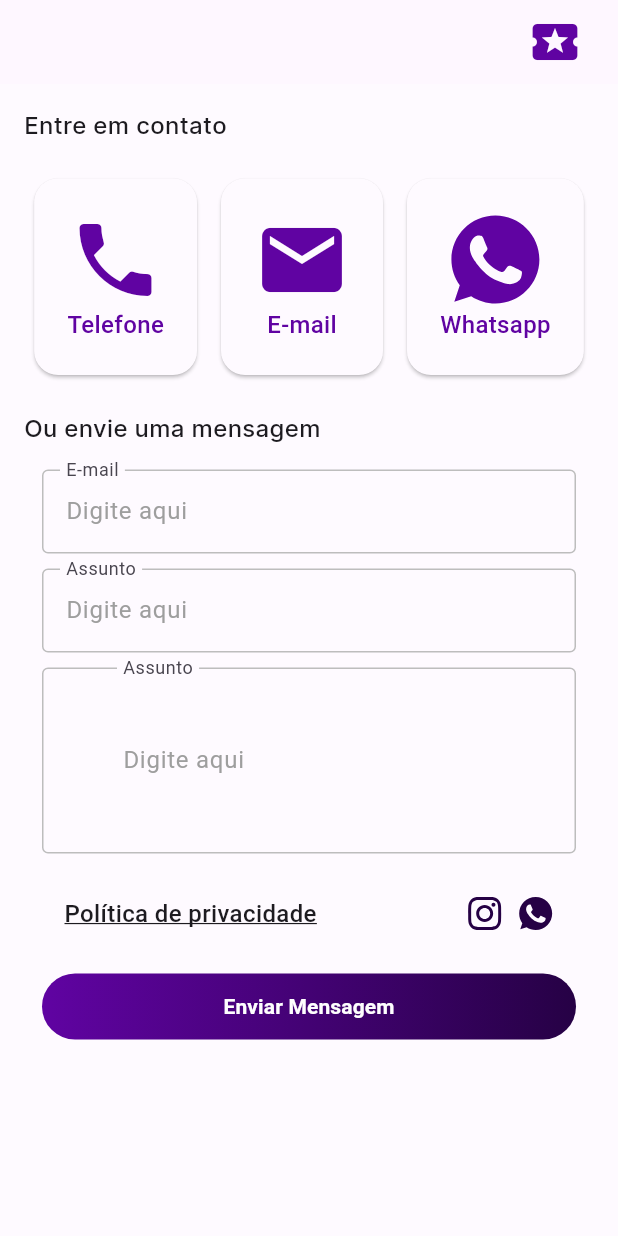
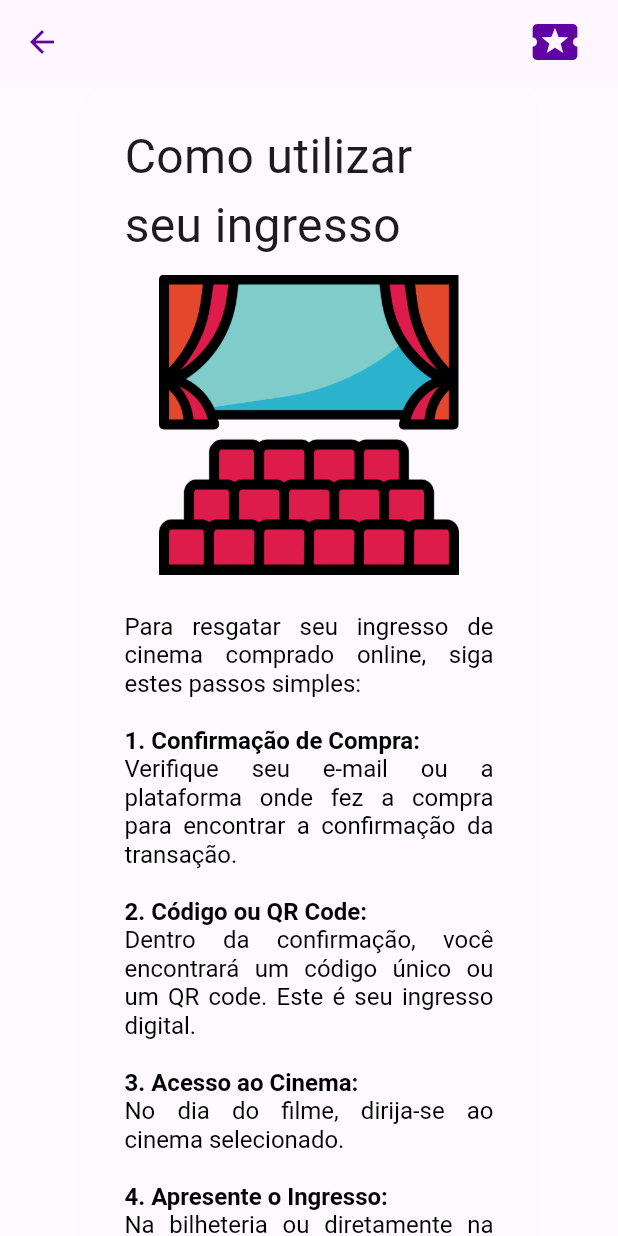
Before and after one commit to yficklis/ingresso_aquii, a Flutter app: the screen it shows once a user with an empty profile is signed in, after a tap on "Saiba como utilizar seu ingresso", on a phone screen of 412 x 824 dp. Run offline on Flutter 3.47's test engine with Material 3 defaults, Android fonts, the phone set to English and light mode, and no system bars; our stand-ins replace cloud_firestore, firebase_auth, firebase_core, flutter_svg, google_fonts, google_nav_bar and 2 more; accounts and stored records are empty.

Commit message:
How to use

```diff
--- a/lib/components/product_tile.dart
+++ b/lib/components/product_tile.dart
@@ -18,7 +18,7 @@ class ProductTile extends StatelessWidget {
       onTap: onTap,
       child: Container(
         decoration: BoxDecoration(
-          color: Colors.grey[100],
+          color: Color(0xffEADDFF),
           borderRadius: BorderRadius.circular(20),
         ),
         margin: const EdgeInsets.only(left: 25),
--- a/lib/components/product_tile_cart.dart
+++ b/lib/components/product_tile_cart.dart
@@ -27,7 +27,7 @@ class ProductTileCart extends StatelessWidget {
 
     return Container(
       decoration: BoxDecoration(
-        color: Colors.grey[200],
+        color: Color(0xffEADDFF),
         borderRadius: BorderRadius.circular(12),
       ),
       margin: const EdgeInsets.only(bottom: 10),
--- a/lib/main.dart
+++ b/lib/main.dart
@@ -2,6 +2,7 @@ import 'package:flutter/material.dart';
 import 'package:ingresso_aquii/auth/auth_page.dart';
 import 'package:ingresso_aquii/auth/delete/delete_account_page.dart';
 import 'package:ingresso_aquii/models/shop.dart';
+import 'package:ingresso_aquii/pages/how_to_use.dart';
 import 'package:ingresso_aquii/pages/my_tickets.dart';
 import 'package:ingresso_aquii/pages/shopping_cart.dart';
 import 'package:ingresso_aquii/pages/suport_page.dart';
@@ -56,6 +57,7 @@ class MyApp extends StatelessWidget {
           '/updatepassword': (context) => const UpdatePasswordPage(),
           '/updateprofile': (context) => const UpdateProfilePage(),
           '/deleteaccount': (context) => const DeleteAccountPage(),
+          '/howtousepage': (context) => const HowToUsePage(),
         });
   }
 }
--- a/lib/pages/hall_page.dart
+++ b/lib/pages/hall_page.dart
@@ -52,17 +52,17 @@ class _HallPageState extends State<HallPage> {
             crossAxisAlignment: CrossAxisAlignment.start,
             children: [
               // How to use movie ticket
+              Row(
+                mainAxisAlignment: MainAxisAlignment.center,
+                children: [
                   Container(
                     decoration: BoxDecoration(
-                  color: Color.fromARGB(255, 248, 230, 252),
+                      color: Color(0xffEADDFF),
                       borderRadius: BorderRadius.circular(20),
                     ),
                     margin: EdgeInsets.symmetric(horizontal: 25),
                     padding: EdgeInsets.symmetric(vertical: 25, horizontal: 30),
-                child: Row(
-                  mainAxisAlignment: MainAxisAlignment.spaceBetween,
-                  children: [
-                    Column(
+                    child: Column(
                       children: [
                         // message
                         Text(
@@ -76,8 +76,7 @@ class _HallPageState extends State<HallPage> {
                         // redeem button
                         GradientButton(
                           onPressed: () {
-                            Navigator.pushReplacementNamed(
-                                context, '/suportpage');
+                            Navigator.pushNamed(context, '/howtousepage');
                           },
                           borderRadius: BorderRadius.circular(100),
                           child: Text(
@@ -91,14 +90,8 @@ class _HallPageState extends State<HallPage> {
                         )
                       ],
                     ),
-
-                    // image
-                    // Image.asset(
-                    //   'assets/images/theater.png',
-                    //   height: 100,
-                    // )
+                  ),
                 ],
-                ),
               ),
               // search bar
               SizedBox(height: 28),
--- /dev/null
+++ b/lib/pages/how_to_use.dart
@@ -0,0 +1,108 @@
+import 'package:flutter/material.dart';
+import 'package:google_fonts/google_fonts.dart';
+import 'package:ingresso_aquii/util/custom_app_bar.dart';
+
+class HowToUsePage extends StatelessWidget {
+  const HowToUsePage({super.key});
+
+  @override
+  Widget build(BuildContext context) {
+    return Scaffold(
+      appBar: CustomAppBar(title: ''),
+      body: Column(
+        children: [
+          Expanded(
+            child: Padding(
+              padding: const EdgeInsets.symmetric(horizontal: 28.0),
+              child: ListView(
+                children: [
+                  Container(
+                    decoration: BoxDecoration(
+                      color: Color.fromARGB(255, 254, 248, 255),
+                      borderRadius: BorderRadius.circular(20),
+                    ),
+                    margin: EdgeInsets.symmetric(horizontal: 25),
+                    padding: EdgeInsets.symmetric(vertical: 25, horizontal: 30),
+                    child: Column(
+                      children: [
+                        Text(
+                          "Como utilizar seu ingresso",
+                          style: GoogleFonts.roboto(fontSize: 32),
+                        ),
+                        const SizedBox(height: 10),
+                        Image.asset(
+                          'assets/images/cinema.png',
+                          height: 200,
+                        ),
+                        const SizedBox(height: 25),
+                        RichText(
+                          textAlign: TextAlign.justify,
+                          text: TextSpan(
+                            style: TextStyle(
+                              fontSize: 16.0,
+                              color: Colors.black,
+                            ),
+                            children: <TextSpan>[
+                              TextSpan(
+                                text:
+                                    'Para resgatar seu ingresso de cinema comprado online, siga estes passos simples:\n\n',
+                              ),
+                              TextSpan(
+                                text: '1. Confirmação de Compra:\n',
+                                style: TextStyle(fontWeight: FontWeight.bold),
+                              ),
+                              TextSpan(
+                                text:
+                                    'Verifique seu e-mail ou a plataforma onde fez a compra para encontrar a confirmação da transação.\n\n',
+                              ),
+                              TextSpan(
+                                text: '2. Código ou QR Code:\n',
+                                style: TextStyle(fontWeight: FontWeight.bold),
+                              ),
+                              TextSpan(
+                                text:
+                                    'Dentro da confirmação, você encontrará um código único ou um QR code. Este é seu ingresso digital.\n\n',
+                              ),
+                              TextSpan(
+                                text: '3. Acesso ao Cinema:\n',
+                                style: TextStyle(fontWeight: FontWeight.bold),
+                              ),
+                              TextSpan(
+                                text:
+                                    'No dia do filme, dirija-se ao cinema selecionado.\n\n',
+                              ),
+                              TextSpan(
+                                text: '4. Apresente o Ingresso:\n',
+                                style: TextStyle(fontWeight: FontWeight.bold),
+                              ),
+                              TextSpan(
+                                text:
+                                    'Na bilheteria ou diretamente na entrada, mostre o código ou QR code ao atendente. Eles escanearão ou verificarão o código para permitir sua entrada.\n\n',
+                              ),
+                              TextSpan(
+                                text: '5. Aproveite o Filme:\n',
+                                style: TextStyle(fontWeight: FontWeight.bold),
+                              ),
+                              TextSpan(
+                                text:
+                                    'Com seu ingresso resgatado, entre na sala e desfrute do filme!\n\n',
+                              ),
+                              TextSpan(
+                                text:
+                                    'É isso! Com esses passos simples, você estará pronto para aproveitar sua sessão de cinema.',
+                              ),
+                            ],
+                          ),
+                        ),
+                      ],
+                    ),
+                  ),
+                ],
+              ),
+            ),
+          )
+        ],
+      ),
+    );
+  }
+}
```
Lines whose indentation alone changed are shown as unchanged.
